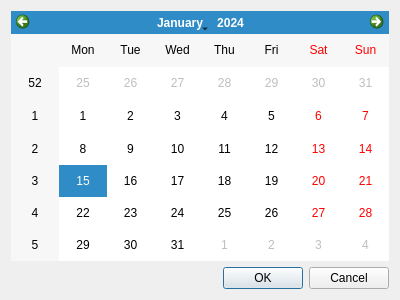
Old version of the form src/SelectDateDlg.ui in the repository codymj/SolarCalculator.
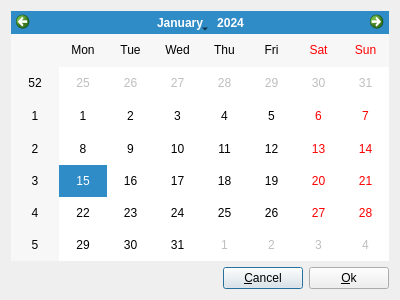
New version of the form.

Commit message: Implement SelectDateDlg

```diff
--- a/src/SelectDateDlg.ui
+++ b/src/SelectDateDlg.ui
@@ -33,12 +33,16 @@
       </spacer>
      </item>
      <item>
-      <widget class="QDialogButtonBox" name="buttonBox">
-       <property name="orientation">
-        <enum>Qt::Horizontal</enum>
+      <widget class="QPushButton" name="cancelButton">
+       <property name="text">
+        <string>&amp;Cancel</string>
        </property>
-       <property name="standardButtons">
-        <set>QDialogButtonBox::Cancel|QDialogButtonBox::Ok</set>
+      </widget>
+     </item>
+     <item>
+      <widget class="QPushButton" name="okButton">
+       <property name="text">
+        <string>&amp;Ok</string>
        </property>
       </widget>
      </item>
```
Left out of the diff: 35 changed lines with no effect on the pictures. The commit also changes 7 other files.
